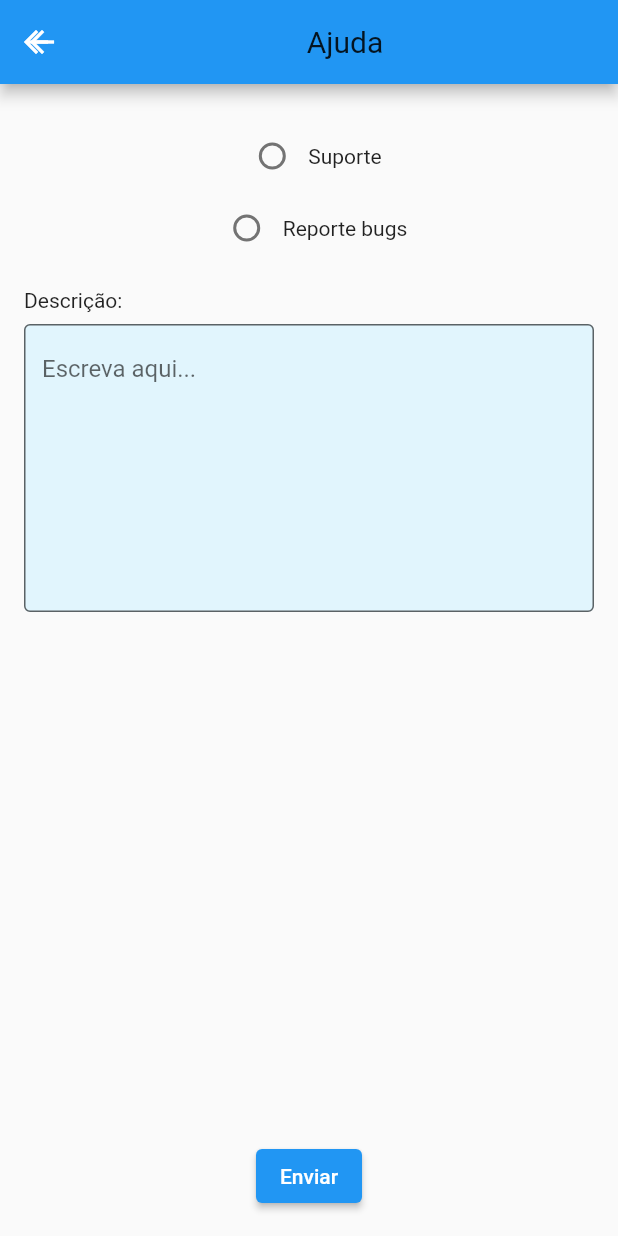
After one commit to GuilhermeFilipeSoldadoLopes/IPSupport, a Flutter app: the AjudaESuportePage screen opened directly, on a phone screen of 412 x 824 dp. The commit adds this screen. Run offline on Flutter 3.47's test engine with Material 2 defaults, Android fonts, the phone set to English and light mode, and no system bars; our stand-ins replace firebase_auth, firebase_core; accounts and stored records are empty.

Commit message:
ajuda e suporte

```diff
--- a/ipsupport_cm/lib/main.dart
+++ b/ipsupport_cm/lib/main.dart
@@ -3,6 +3,7 @@ import 'package:flutter/material.dart';
 import 'firebase_options.dart';
 import 'package:ipsupport_cm/screens/signin_screen.dart';
 //import 'page/profile.dart';
+//import 'screens/ajuda_suporte_screen.dart';
 
 void main() async {
   WidgetsFlutterBinding.ensureInitialized();
--- /dev/null
+++ b/ipsupport_cm/lib/screens/ajuda_suporte_screen.dart
@@ -0,0 +1,109 @@
+import 'package:flutter/material.dart';
+
+class AjudaESuportePage extends StatefulWidget {
+  @override
+  _AjudaESuportePageState createState() => _AjudaESuportePageState();
+}
+
+class _AjudaESuportePageState extends State<AjudaESuportePage> {
+  String selectedOption = '';
+
+  @override
+  Widget build(BuildContext context) {
+    return Scaffold(
+      appBar: AppBar(
+        centerTitle: true,
+        flexibleSpace: Row(
+          mainAxisAlignment: MainAxisAlignment.start,
+          children: [
+            IconButton(
+              icon: Icon(Icons.arrow_back),
+              color: Colors.white,
+              onPressed: () {
+                // Código para voltar
+              },
+            ),
+            Expanded(
+              child: Center(
+                child: Text('Ajuda', style: TextStyle(fontSize: 20)),
+              ),
+            ),
+          ],
+        ),
+      ),
+      body: Padding(
+        padding: EdgeInsets.all(16.0),
+        child: Column(
+          crossAxisAlignment: CrossAxisAlignment.start,
+          children: [
+            SizedBox(height: 8),
+            Column(
+              mainAxisAlignment: MainAxisAlignment.center,
+              children: [
+                Center(
+                  child: Row(
+                    mainAxisAlignment: MainAxisAlignment.center,
+                    children: [
+                      Radio(
+                        value: 'Suporte',
+                        groupValue: selectedOption,
+                        onChanged: (value) {
+                          setState(() {
+                            selectedOption = value.toString();
+                          });
+                        },
+                      ),
+                      Text('Suporte'),
+                    ],
+                  ),
+                ),
+                Center(
+                  child: Row(
+                    mainAxisAlignment: MainAxisAlignment.center,
+                    children: [
+                      Radio(
+                        value: 'Reporte bugs',
+                        groupValue: selectedOption,
+                        onChanged: (value) {
+                          setState(() {
+                            selectedOption = value.toString();
+                          });
+                        },
+                      ),
+                      Text('Reporte bugs'),
+                    ],
+                  ),
+                ),
+              ],
+            ),
+            SizedBox(height: 16),
+            Text('Descrição:'),
+            SizedBox(height: 8),
+            Expanded(
+              child: TextFormField(
+                minLines: 8,
+                maxLines: null,
+                keyboardType: TextInputType.multiline,
+                decoration: InputDecoration(
+                  hintText: 'Escreva aqui...',
+                  border: OutlineInputBorder(),
+                  filled: true,
+                  fillColor: Color.fromARGB(255, 225, 245, 253),
+                ),
+              ),
+            ),
+            SizedBox(height: 16),
+            Center(
+              child: ElevatedButton(
+                onPressed: () {
+                  // Lógica para enviar os dados
+                },
+                child: Text('Enviar'),
+              ),
+            ),
+          ],
+        ),
+      ),
+    );
+  }
+}
```
